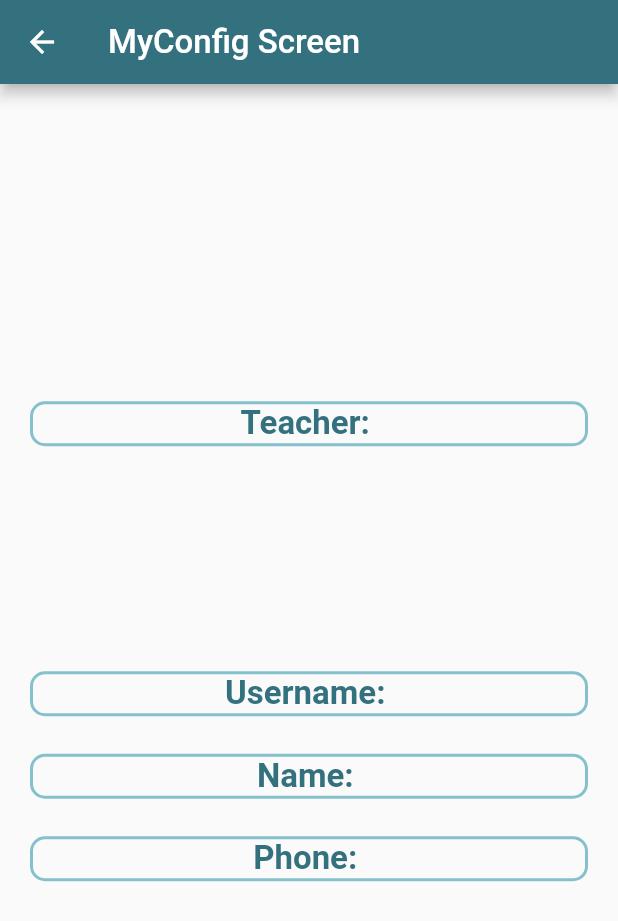
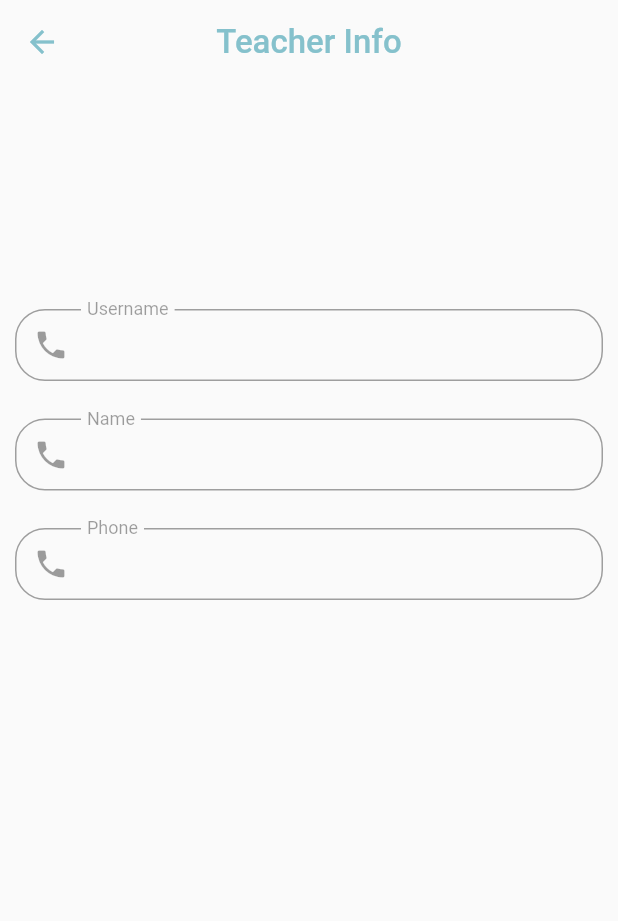
Before and after one commit to RegisSalesRA/django_flutter_college, a Flutter app: the MyConfigScreen screen opened directly with empty values, on a phone screen of 412 x 824 dp. Shown: the top 921 px of the screen. Run offline on Flutter 3.47's test engine with Material 2 defaults, Android fonts, the light colour scheme and no system bars; our stand-ins replace dio, flutter_secure_storage, fluttertoast; accounts and stored records are empty.

Commit message:
config screen refactory

```diff
--- a/client_flutter/lib/presentation/home/config_screen.dart
+++ b/client_flutter/lib/presentation/home/config_screen.dart
@@ -2,7 +2,6 @@ import 'package:client_flutter/app/app.dart';
 import 'package:flutter/material.dart';
 
 import '../../domain/domain.dart';
-import 'widgets/config_card.dart';
 
 class MyConfigScreen extends StatelessWidget {
   const MyConfigScreen({super.key});
@@ -13,47 +12,89 @@ class MyConfigScreen extends StatelessWidget {
 
     return Scaffold(
       appBar: AppBar(
-        title: const Text("MyConfig Screen"),
-      ),
+          title: Text(
+            userData.isStudent ? "Student Info" : 'Teacher Info',
+            style: const TextStyle(color: ColorsTheme.primaryColor),
+          ),
+          centerTitle: true,
+          elevation: 0,
+          backgroundColor: Colors.transparent,
+          iconTheme: const IconThemeData(color: ColorsTheme.primaryColor)),
       body: SizedBox(
         height: MediaQuerySize.heigthSizeCustom(context),
         child: Column(
             crossAxisAlignment: CrossAxisAlignment.center,
-            mainAxisAlignment: MainAxisAlignment.center,
+            mainAxisAlignment: MainAxisAlignment.start,
             children: [
-              userData.isStudent
-                  ? CardConfig(
-                      title: "Student:",
-                      content: userData.phone.toString(),
-                    )
-                  : CardConfig(
-                      title: "Teacher:",
-                      content: userData.phone.toString(),
-                    ),
               const SizedBox(
                 height: 150,
               ),
-              CardConfig(
-                title: "Username:",
-                content: userData.user.toString(),
+              Container(
+                padding: const EdgeInsets.symmetric(horizontal: 10),
+                child: TextField(
+                  enabled: false,
+                  decoration: InputDecoration(
+                      labelText: 'Username',
+                      hintText: userData.user.toString(),
+                      contentPadding: const EdgeInsets.symmetric(
+                          vertical: 10.0, horizontal: 10.0),
+                      floatingLabelBehavior: FloatingLabelBehavior.always,
+                      prefixIcon: const Icon(Icons.phone),
+                      disabledBorder: OutlineInputBorder(
+                        borderRadius: BorderRadius.circular(20.0),
+                        borderSide: const BorderSide(
+                          color: Colors.grey,
+                          width: 1.0,
+                        ),
+                      )),
+                ),
               ),
               const SizedBox(
                 height: 25,
               ),
-              CardConfig(
-                title: "Name:",
-                content: userData.name.toString(),
+              Container(
+                padding: const EdgeInsets.symmetric(horizontal: 10),
+                child: TextField(
+                  enabled: false,
+                  decoration: InputDecoration(
+                      labelText: 'Name',
+                      hintText: userData.name.toString(),
+                      contentPadding: const EdgeInsets.symmetric(
+                          vertical: 10.0, horizontal: 10.0),
+                      floatingLabelBehavior: FloatingLabelBehavior.always,
+                      prefixIcon: const Icon(Icons.phone),
+                      disabledBorder: OutlineInputBorder(
+                        borderRadius: BorderRadius.circular(20.0),
+                        borderSide: const BorderSide(
+                          color: Colors.grey,
+                          width: 1.0,
+                        ),
+                      )),
+                ),
               ),
               const SizedBox(
                 height: 25,
               ),
-              CardConfig(
-                title: "Phone:",
-                content: userData.phone.toString(),
-              ),
-              const SizedBox(
-                height: 25,
-              ),
+              Container(
+                padding: const EdgeInsets.symmetric(horizontal: 10),
+                child: TextField(
+                  enabled: false,
+                  decoration: InputDecoration(
+                      labelText: 'Phone',
+                      hintText: userData.phone.toString(),
+                      contentPadding: const EdgeInsets.symmetric(
+                          vertical: 10.0, horizontal: 10.0),
+                      floatingLabelBehavior: FloatingLabelBehavior.always,
+                      prefixIcon: const Icon(Icons.phone),
+                      disabledBorder: OutlineInputBorder(
+                        borderRadius: BorderRadius.circular(20.0),
+                        borderSide: const BorderSide(
+                          color: Colors.grey,
+                          width: 1.0,
+                        ),
+                      )),
+                ),
+              )
             ]),
       ),
     );
```
Also changed, not shown: client_flutter/lib/presentation/home/widgets/config_card.dart (+3 -6 lines).
